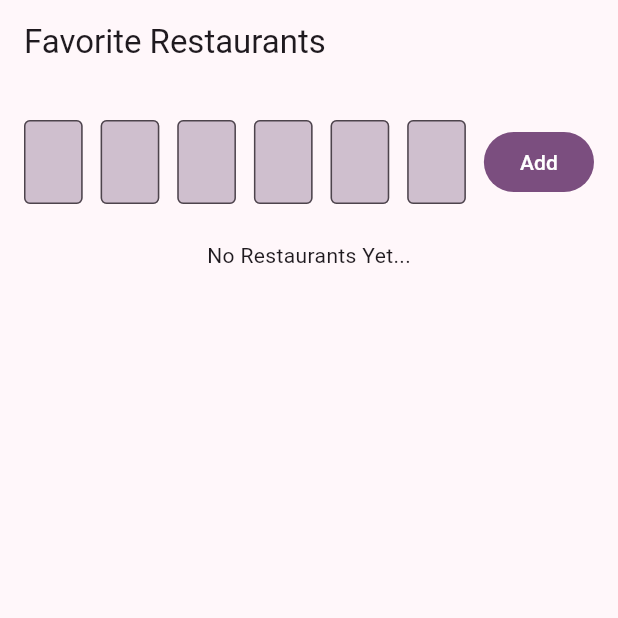
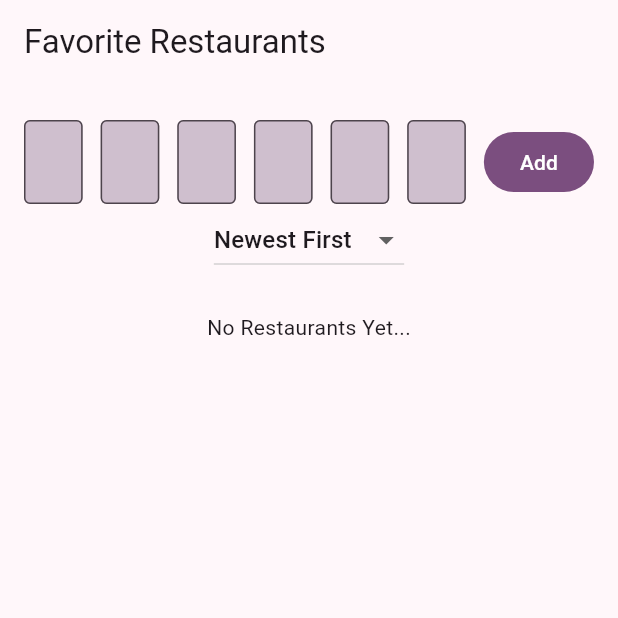
Before and after one commit to nrasanen-learn/cis_project2_resaurant_app_flutter, a Flutter app: the screen it shows after launch, on a phone screen of 412 x 824 dp, the top half of it. Run offline on Flutter 3.47's test engine with Material 3 defaults, Android fonts, the light colour scheme and no system bars; our stand-ins replace cloud_firestore, firebase_core; accounts and stored records are empty.

Commit message:
updated with sorting

```diff
--- a/lib/main.dart
+++ b/lib/main.dart
@@ -33,6 +33,19 @@ class RestaurantApp extends StatefulWidget {
 }
 
 class _RestaurantAppState extends State<RestaurantApp> {
+  String _sortField = 'createdAt'; // default sort
+  bool get _isDescending {   //_isDescending taken from ai
+    switch (_sortField) {
+      case 'price':
+      case 'rating':
+        return true;  // sort high → low
+      case 'restaurant':
+      case 'createdAt':
+      default:
+        return false; // sort low → high
+    }
+  }
+
   // Controller for the input field
   final TextEditingController _RestaurantName = TextEditingController();
   final TextEditingController _RestaurantType = TextEditingController();
@@ -41,6 +54,23 @@ class _RestaurantAppState extends State<RestaurantApp> {
   final TextEditingController _RestaurantRating = TextEditingController();
   final TextEditingController _RestaurantPrice = TextEditingController();
   // final TextEditingController _RestaurantImage = TextEditingController();
+
+  Widget SortSelector() {
+    return DropdownButton<String>(
+      value: _sortField,
+      items: const [
+        DropdownMenuItem(value: 'price', child: Text("Sort by Price")),
+        DropdownMenuItem(value: 'restaurant', child: Text("Sort by Name")),
+        DropdownMenuItem(value: 'rating', child: Text("Sort by Rating")),
+        DropdownMenuItem(value: 'createdAt', child: Text("Newest First")),
+      ],
+      onChanged: (value) {
+        if (value != null) {
+          setState(() => _sortField = value);
+        }
+      },
+    );
+  }
 
 
   // Local list of restaurants (Phase 1: local; Phase 2: Firestore stream replaces this).
@@ -52,7 +82,7 @@ class _RestaurantAppState extends State<RestaurantApp> {
     restaurants = FirebaseFirestore.instance.collection('RESTAURANTS');
   }
 
-  // ACTION: add one restaurant from the TextField to the local list.
+  // add one restaurant from the TextField to the local list.
   void _addRestaurant() {
     final newRestaurantName = _RestaurantName.text.trim();
     final newRestaurantType = _RestaurantType.text.trim();
@@ -71,8 +101,8 @@ class _RestaurantAppState extends State<RestaurantApp> {
             'typeOfRestaurant': newRestaurantType,
             'description': newRestaurantDescription,
             'menuItem': newRestaurantMenuItem,
-            'rating': newRestaurantRating,
-            'price': newRestaurantPrice,
+            'rating': double.tryParse(newRestaurantRating) ?? 0.0,
+            'price': double.tryParse(newRestaurantPrice) ?? 0.0,
             // 'typeOfRestaurant': newRestaurantType,
             'createdAt': FieldValue.serverTimestamp(),}
       );
@@ -117,6 +147,7 @@ class _RestaurantAppState extends State<RestaurantApp> {
             ),
              */
 
+            SortSelector(),
             // ====== Spacer for formating ======
             const SizedBox(height: 24),
             Expanded(
@@ -131,7 +162,7 @@ class _RestaurantAppState extends State<RestaurantApp> {
 
   StreamBuilder<QuerySnapshot<Map<String, dynamic>>> RestaurantListWidget() {
     return StreamBuilder<QuerySnapshot<Map<String, dynamic>>>(
-        stream: restaurants.snapshots(),
+        stream: restaurants.orderBy(_sortField, descending: _isDescending).snapshots(),
         builder: (BuildContext context, AsyncSnapshot<QuerySnapshot<Map<String, dynamic>>> snap){
           if (snap.hasError) {
             return Text('Firebase Snapshot Error: ${snap.error}');
@@ -151,8 +182,8 @@ class _RestaurantAppState extends State<RestaurantApp> {
               final String restaurantType = (doc.data()['typeOfRestaurant'] ?? 'Unknown Food Type');
               final String restaurantDescription = (doc.data()['description'] ?? 'No Description');
               final String restaurantMenuItem = (doc.data()['menuItem'] ?? 'Unnamed Dish');
-              final String restaurantRating = (doc.data()['rating'] ?? 'No Rating');
-              final String restaurantPrice = (doc.data()['price'] ?? 'Undisclosed Price');
+              final String restaurantRating = (doc.data()['rating'] != null ? doc.data()['rating'].toString() : 'No Rating');
+              final String restaurantPrice = (doc.data()['price'] != null ? doc.data()['price'].toString() : 'No Price');
               return Dismissible(
                 key: ValueKey(restaurantId),
                 // ====== Item Tile ======
```
